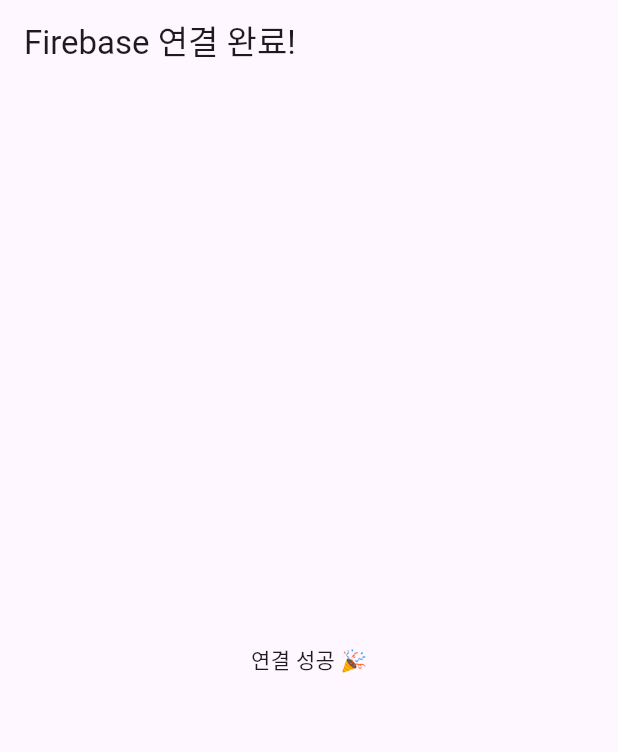
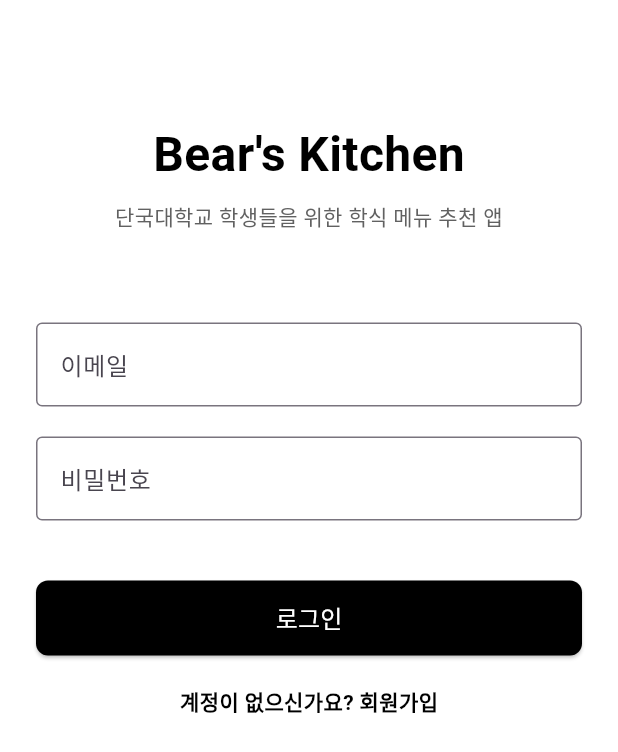
Before and after one commit to DKU-Bear-s-Kitchen/bears_kitchen, a Flutter app: the screen it shows after launch, on a phone screen of 412 x 824 dp. Shown: the top 752 px of the screen. Run offline on Flutter 3.47's test engine with Material 3 defaults, Android fonts, the phone set to English and light mode, and no system bars; our stand-ins replace firebase_auth, firebase_core; accounts and stored records are empty.

Commit message:
로그인 / 회원가입 페이지 생성

```diff
--- a/dku_bears_kitchen/lib/main.dart
+++ b/dku_bears_kitchen/lib/main.dart
@@ -1,26 +1,30 @@
 import 'package:flutter/material.dart';
 import 'package:firebase_core/firebase_core.dart';
-import 'firebase_options.dart';
+import 'package:dku_bears_kitchen/screens/login_screen.dart';
+import 'firebase_options.dart'; // flutterfire configure 자동 생성 파일
 
-void main() async {
+Future<void> main() async {
   WidgetsFlutterBinding.ensureInitialized();
+
+  // Firebase 초기화
   await Firebase.initializeApp(
     options: DefaultFirebaseOptions.currentPlatform,
   );
-  runApp(const MyApp());
+
+  runApp(BearsKitchenApp());
 }
 
-class MyApp extends StatelessWidget {
-  const MyApp({super.key});
-
+class BearsKitchenApp extends StatelessWidget {
   @override
   Widget build(BuildContext context) {
     return MaterialApp(
-      title: 'Bear\'s Kitchen',
-      home: Scaffold(
-        appBar: AppBar(title: const Text('Firebase 연결 완료!')),
-        body: const Center(child: Text('연결 성공 🎉')),
+      title: "Bear's Kitchen",
+      theme: ThemeData(
+        primarySwatch: Colors.deepOrange,
+        scaffoldBackgroundColor: Colors.white,
       ),
+      home: LoginScreen(),
+      debugShowCheckedModeBanner: false,
     );
   }
 }
--- /dev/null
+++ b/dku_bears_kitchen/lib/screens/login_screen.dart
@@ -0,0 +1,122 @@
+import 'package:flutter/material.dart';
+import 'package:firebase_auth/firebase_auth.dart';
+import 'signup_screen.dart';
+import 'home_screen.dart'; // 홈 화면 추가
+
+class LoginScreen extends StatefulWidget {
+  @override
+  State<LoginScreen> createState() => _LoginScreenState();
+}
+
+class _LoginScreenState extends State<LoginScreen> {
+  final _emailController = TextEditingController();
+  final _passwordController = TextEditingController();
+
+  Future<void> _login() async {
+    try {
+      await FirebaseAuth.instance.signInWithEmailAndPassword(
+        email: _emailController.text.trim(),
+        password: _passwordController.text.trim(),
+      );
+
+      // 로그인 성공하면 홈 화면으로 이동
+      Navigator.pushReplacement(
+        context,
+        MaterialPageRoute(builder: (_) => HomeScreen()),
+      );
+    } catch (e) {
+      ScaffoldMessenger.of(context).showSnackBar(
+        SnackBar(content: Text('로그인 실패: $e')),
+      );
+    }
+  }
+
+  @override
+  Widget build(BuildContext context) {
+    return Scaffold(
+      body: SingleChildScrollView(
+        child: Padding(
+          padding: const EdgeInsets.symmetric(horizontal: 24, vertical: 80),
+          child: Column(
+            crossAxisAlignment: CrossAxisAlignment.start,
+            children: [
+              Center(
+                child: Column(
+                  children: [
+                    Text(
+                      'Bear\'s Kitchen',
+                      style: TextStyle(
+                        fontSize: 32,
+                        fontWeight: FontWeight.bold,
+                        color: Colors.black,
+                      ),
+                    ),
+                    SizedBox(height: 8),
+                    Text(
+                      '단국대학교 학생들을 위한 학식 메뉴 추천 앱',
+                      style: TextStyle(color: Colors.grey[700]),
+                      textAlign: TextAlign.center,
+                    ),
+                  ],
+                ),
+              ),
+              const SizedBox(height: 60),
+              TextField(
+                controller: _emailController,
+                decoration: InputDecoration(
+                  labelText: '이메일',
+                  border: OutlineInputBorder(),
+                ),
+              ),
+              const SizedBox(height: 20),
+              TextField(
+                controller: _passwordController,
+                obscureText: true,
+                decoration: InputDecoration(
+                  labelText: '비밀번호',
+                  border: OutlineInputBorder(),
+                ),
+              ),
+              const SizedBox(height: 40),
+              SizedBox(
+                width: double.infinity,
+                height: 50,
+                child: ElevatedButton(
+                  onPressed: _login,
+                  style: ElevatedButton.styleFrom(
+                    backgroundColor: Colors.black,
+                    shape: RoundedRectangleBorder(
+                      borderRadius: BorderRadius.circular(8),
+                    ),
+                  ),
+                  child: const Text(
+                    '로그인',
+                    style: TextStyle(fontSize: 16, color: Colors.white),
+                  ),
+                ),
+              ),
+              const SizedBox(height: 20),
+              Center(
+                child: GestureDetector(
+                  onTap: () {
+                    Navigator.push(
+                      context,
+                      MaterialPageRoute(builder: (_) => SignupScreen()),
+                    );
+                  },
+                  child: Text(
+                    '계정이 없으신가요? 회원가입',
+                    style: TextStyle(
+                      color: Colors.black,
+                      fontWeight: FontWeight.bold,
+                    ),
+                  ),
+                ),
+              ),
+            ],
+          ),
+        ),
+      ),
+    );
+  }
+}
--- a/dku_bears_kitchen/pubspec.yaml
+++ b/dku_bears_kitchen/pubspec.yaml
@@ -34,7 +34,8 @@
   # The following adds the Cupertino Icons font to your application.
   # Use with the CupertinoIcons class for iOS style icons.
   cupertino_icons: ^1.0.8
-  firebase_core: ^4.2.0
+  firebase_core: ^3.15.2
+  firebase_auth: ^5.7.0
 
 dev_dependencies:
   flutter_test:
```
Also changed, not shown: dku_bears_kitchen/lib/screens/home_screen.dart (added, +35 -0 lines), dku_bears_kitchen/lib/screens/signup_screen.dart (added, +88 -0 lines), dku_bears_kitchen/pubspec.lock, 3 other files.
